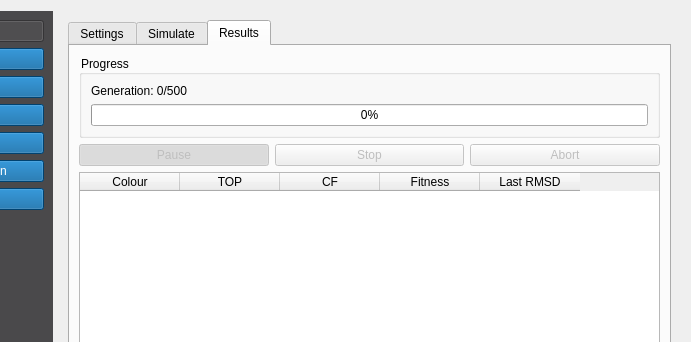
Qt form plugin.ui (ThomasDesc/NRG_plugin) before a commit; both pictures show x 133 to 824 and y 0 to 342 of the 824 by 705 pixel window.
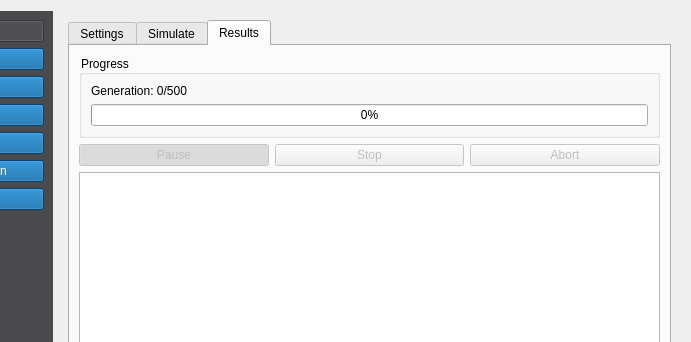
The same form after that commit. The open tabs and pages were chosen to show the change.

Commit message: fix colouring issues and add clicking to flexaid result table

The edit to the form file:
```diff
--- a/plugin.ui
+++ b/plugin.ui
@@ -1663,36 +1663,7 @@
                </layout>
               </item>
               <item>
-               <widget class="QTableWidget" name="flexaid_result_table">
-                <property name="rowCount">
-                 <number>0</number>
-                </property>
-                <column>
-                 <property name="text">
-                  <string>Colour</string>
-                 </property>
-                </column>
-                <column>
-                 <property name="text">
-                  <string>TOP</string>
-                 </property>
-                </column>
-                <column>
-                 <property name="text">
-                  <string>CF</string>
-                 </property>
-                </column>
-                <column>
-                 <property name="text">
-                  <string>Fitness</string>
-                 </property>
-                </column>
-                <column>
-                 <property name="text">
-                  <string>Last RMSD</string>
-                 </property>
-                </column>
-               </widget>
+               <widget class="QTableView" name="flexaid_result_table"/>
               </item>
              </layout>
             </widget>
```
Left out of the diff: 61 changed lines with no effect on the pictures. The commit also changes 7 other files.
